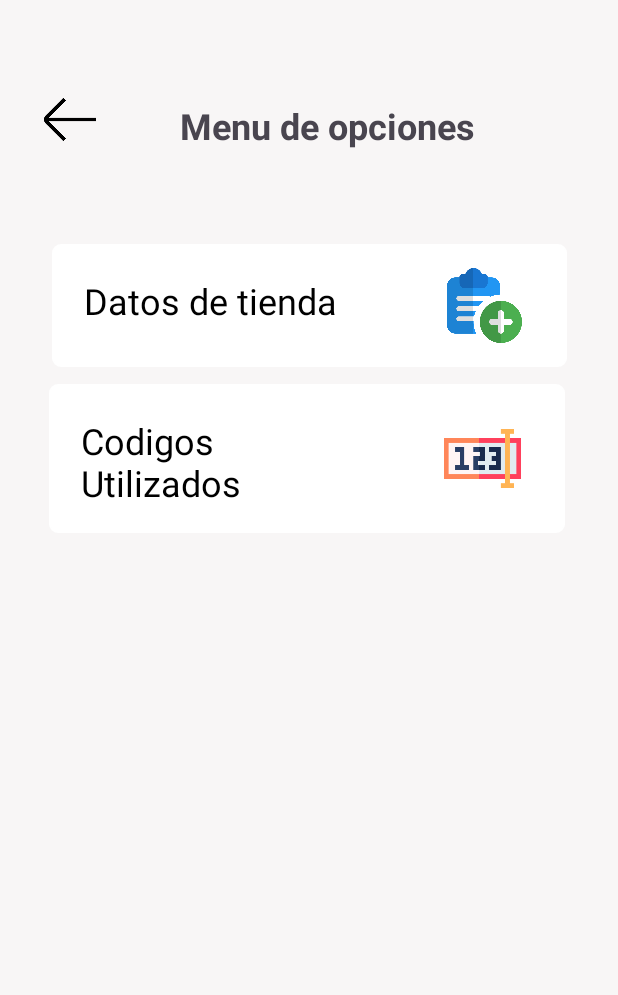
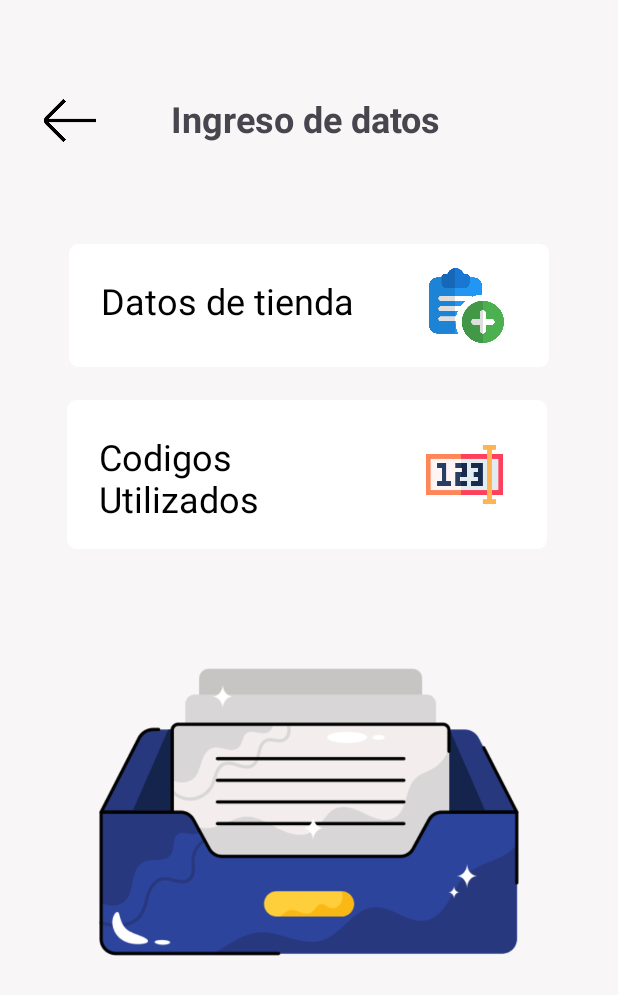
Before and after one commit to carlosEnriqueGC/ProyectoANDROID2024, an Android app: the MenuDesplegable screen opened directly, with no data from a screen before it, on a phone screen of 412 x 824 dp. Shown: the top 995 px of the screen. Run offline under Robolectric (Android 15) with nearby library versions, the phone set to English and light mode, and no system bars.

Commit message:
pantalla de ingreso listo para los datos de la tienda

```diff
--- a/PROYECTORECARGAAPP/app/src/main/AndroidManifest.xml
+++ b/PROYECTORECARGAAPP/app/src/main/AndroidManifest.xml
@@ -12,6 +12,9 @@
         android:supportsRtl="true"
         android:theme="@style/Theme.ClaroRecargasApp"
         tools:targetApi="31">
+        <activity
+            android:name=".PantallaIngresoTienda"
+            android:exported="false" />
         <activity
             android:name=".MenuDesplegable"
             android:exported="false" />
--- a/PROYECTORECARGAAPP/app/src/main/java/com/umg/clarorecargasapp/MenuDesplegable.java
+++ b/PROYECTORECARGAAPP/app/src/main/java/com/umg/clarorecargasapp/MenuDesplegable.java
@@ -34,7 +34,7 @@ public class MenuDesplegable extends AppCompatActivity {
             @Override
             public void onClick(View v) {
                 // Navegar a la actividad Datos de tienda
-                Intent intent = new Intent(MenuDesplegable.this, MenuDesplegable.class);
+                Intent intent = new Intent(MenuDesplegable.this, PantallaIngresoTienda.class);
                 startActivity(intent);
             }
         });
--- a/PROYECTORECARGAAPP/app/src/main/res/layout/activity_menu_desplegable.xml
+++ b/PROYECTORECARGAAPP/app/src/main/res/layout/activity_menu_desplegable.xml
@@ -14,6 +14,20 @@
 
     <!-- Botón para Datos de tienda -->
 
+    <ImageView
+        android:id="@+id/imageView4"
+        android:layout_width="344dp"
+        android:layout_height="297dp"
+        android:layout_marginStart="16dp"
+        android:layout_marginEnd="16dp"
+        app:layout_constraintBottom_toBottomOf="parent"
+        app:layout_constraintEnd_toEndOf="parent"
+        app:layout_constraintHorizontal_bias="0.509"
+        app:layout_constraintStart_toStartOf="parent"
+        app:layout_constraintTop_toTopOf="parent"
+        app:layout_constraintVertical_bias="0.745"
+        app:srcCompat="@drawable/fondo" />
+
     <ImageButton
         android:id="@+id/btnVolverMD"
         android:layout_width="61dp"
@@ -27,7 +41,7 @@
         app:layout_constraintHorizontal_bias="0.0"
         app:layout_constraintStart_toStartOf="parent"
         app:layout_constraintTop_toTopOf="parent"
-        app:layout_constraintVertical_bias="0.065"
+        app:layout_constraintVertical_bias="0.066"
         app:srcCompat="@drawable/regresar2" />
 
     <TextView
@@ -35,30 +49,19 @@
         android:layout_width="wrap_content"
         android:layout_height="wrap_content"
         android:layout_marginStart="24dp"
-        android:text="Menu de opciones"
+        android:text="Ingreso de datos"
         android:textSize="24sp"
         android:textStyle="bold"
         app:layout_constraintBottom_toBottomOf="parent"
         app:layout_constraintEnd_toEndOf="parent"
+        app:layout_constraintHorizontal_bias="0.433"
         app:layout_constraintStart_toStartOf="parent"
         app:layout_constraintTop_toTopOf="parent"
-        app:layout_constraintVertical_bias="0.085" />
-
-    <ImageView
-        android:id="@+id/imageView3"
-        android:layout_width="343dp"
-        android:layout_height="393dp"
-        app:layout_constraintBottom_toBottomOf="parent"
-        app:layout_constraintEnd_toEndOf="parent"
-        app:layout_constraintHorizontal_bias="0.48"
-        app:layout_constraintStart_toStartOf="parent"
-        app:layout_constraintTop_toTopOf="parent"
-        app:layout_constraintVertical_bias="0.827"
-        tools:srcCompat="@drawable/fondo" />
+        app:layout_constraintVertical_bias="0.079" />
 
     <RelativeLayout
         android:id="@+id/layoutDatosTienda"
-        android:layout_width="343dp"
+        android:layout_width="320dp"
         android:layout_height="82dp"
         android:layout_below="@id/tituloMenu"
         android:layout_marginStart="24dp"
@@ -104,7 +107,7 @@
 
     <RelativeLayout
         android:id="@+id/layoutCodigosUtilizados"
-        android:layout_width="344dp"
+        android:layout_width="320dp"
         android:layout_height="99dp"
         android:layout_below="@id/tituloMenu"
         android:layout_marginStart="16dp"
@@ -113,10 +116,10 @@
         android:padding="16dp"
         app:layout_constraintBottom_toBottomOf="parent"
         app:layout_constraintEnd_toEndOf="parent"
-        app:layout_constraintHorizontal_bias="0.47"
+        app:layout_constraintHorizontal_bias="0.483"
         app:layout_constraintStart_toStartOf="parent"
         app:layout_constraintTop_toTopOf="parent"
-        app:layout_constraintVertical_bias="0.353">
+        app:layout_constraintVertical_bias="0.368">
 
 
         <TextView
```
Also changed, not shown: PROYECTORECARGAAPP/app/src/main/java/com/umg/clarorecargasapp/PantallaIngresoTienda.java (added, +24 -0 lines), PROYECTORECARGAAPP/app/src/main/res/layout/activity_pantalla_ingreso_tienda.xml (added, +10 -0 lines).
